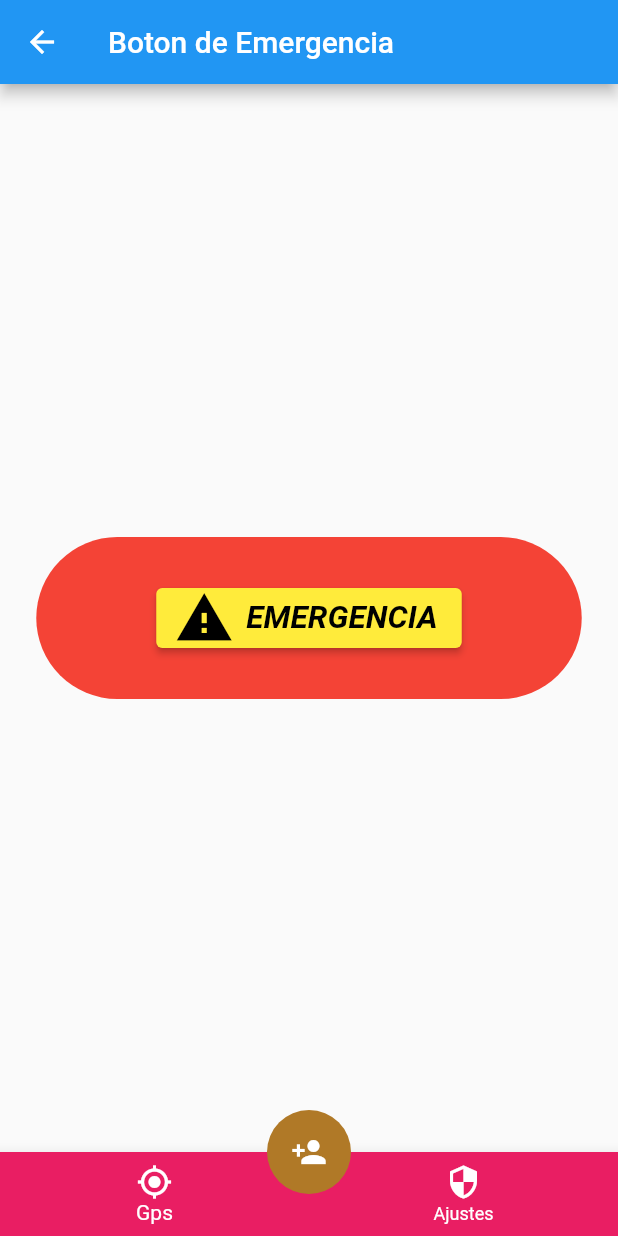
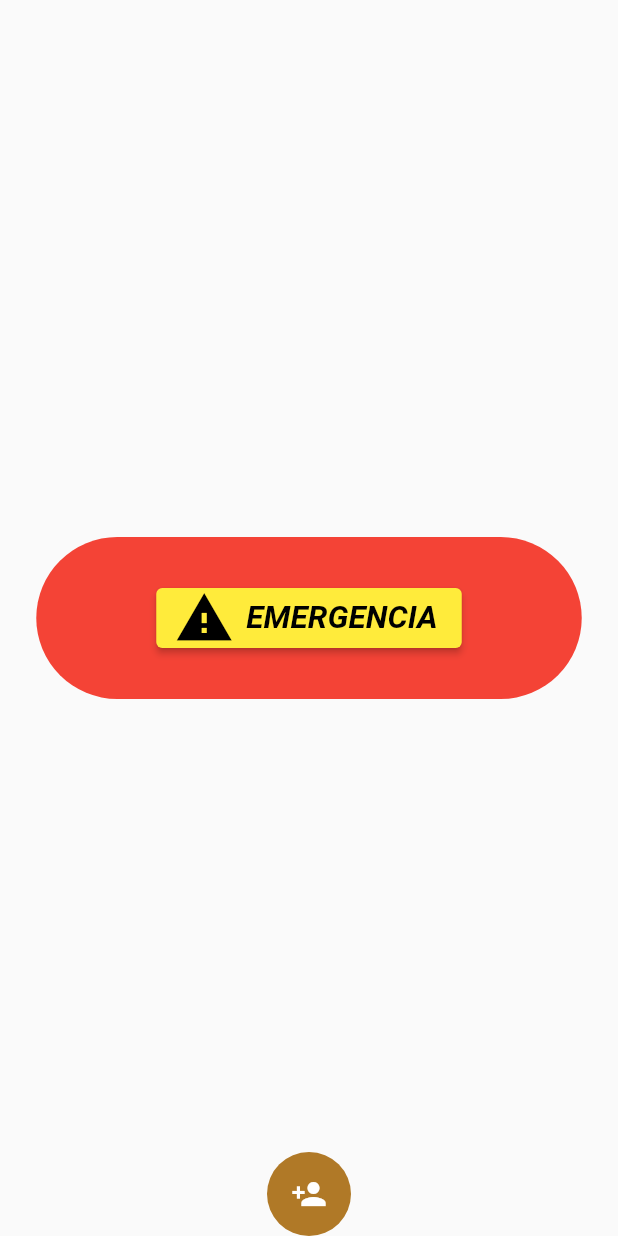
Before and after one commit to JuanPaauul/Nos-importas, a Flutter app: the PanicPage screen opened directly, on a phone screen of 412 x 824 dp. Run offline on Flutter 3.47's test engine with Material 2 defaults, Android fonts, the phone set to English and light mode, and no system bars; our stand-ins replace animate_do, camera, firebase_auth, firebase_core, font_awesome_flutter, geolocator and 5 more; missing offline and left inert: foundation_flutter; accounts and stored records are empty.

Commit message:
Refactoring de camara

```diff
--- a/lib/screens/app_screen.dart
+++ b/lib/screens/app_screen.dart
@@ -75,7 +75,7 @@ class _AppPageState extends State<AppPage> {
           const ShowTrustUsersForm(),
           const MapsPage(),
           const PanicPage(),
-          const Imagen(),
+          const CameraPage(),
           const SendEmail(
             title: '',
           ),
--- a/lib/screens/button_emergency_screen.dart
+++ b/lib/screens/button_emergency_screen.dart
@@ -23,9 +23,6 @@ class _MiPagina1State extends State<PanicPage> {
   Widget build(BuildContext context) {
     return SafeArea(
       child: Scaffold(
-        appBar: AppBar(
-          title: const Text('Boton de Emergencia'),
-        ),
         body: Center(
           child: Column(
             mainAxisAlignment: MainAxisAlignment.center,
@@ -70,7 +67,6 @@ class _MiPagina1State extends State<PanicPage> {
         ),
         floatingActionButtonLocation: FloatingActionButtonLocation.centerDocked,
         floatingActionButton: const BotonFlotante(),
-        bottomNavigationBar: BarraNavegacion(),
       ),
     );
   }
@@ -115,7 +111,6 @@ class PanicPageSetting extends StatelessWidget {
       ),
       floatingActionButtonLocation: FloatingActionButtonLocation.endFloat,
       floatingActionButton: const BotonFlotante(),
-      bottomNavigationBar: BarraNavegacion(),
     );
   }
 }
@@ -144,33 +139,6 @@ class _ListaUsuarios extends StatelessWidget {
   }
 }
 
-class BarraNavegacion extends StatelessWidget {
-  int currentPage = 0;
-
-  BarraNavegacion({super.key});
-
-  @override
-  Widget build(BuildContext context) {
-    return BottomNavigationBar(
-        currentIndex: currentPage,
-        onTap: (index) {
-          currentPage = index;
-
-          //setState(() {});
-        },
-        backgroundColor: Colors.pink,
-        selectedItemColor: Colors.white,
-        unselectedItemColor: Colors.white.withOpacity(1.0),
-        // ignore: prefer_const_literals_to_create_immutables
-        items: [
-          const BottomNavigationBarItem(
-              icon: Icon(Icons.gps_fixed), label: ('Gps')),
-          const BottomNavigationBarItem(
-              icon: Icon(Icons.security_sharp), label: ('Ajustes'))
-        ]);
-  }
-}
-
 class BotonFlotante extends StatelessWidget {
   const BotonFlotante({super.key});
 
--- a/lib/screens/home_screen.dart
+++ b/lib/screens/home_screen.dart
@@ -26,8 +26,7 @@ class HomePage extends StatelessWidget {
             } else if (snapshot.hasError) {
               return const Center(child: Text('Hubo un error!'));
             } else {
-              //return const SignUpPage();
-              return const PanicPage();
+              return const SignUpPage();
             }
           },
         ),
```
Also changed, not shown: lib/screens/camera_function.dart (+10 -13 lines), lib/screens/send_mail.dart (+2 -5 lines).
